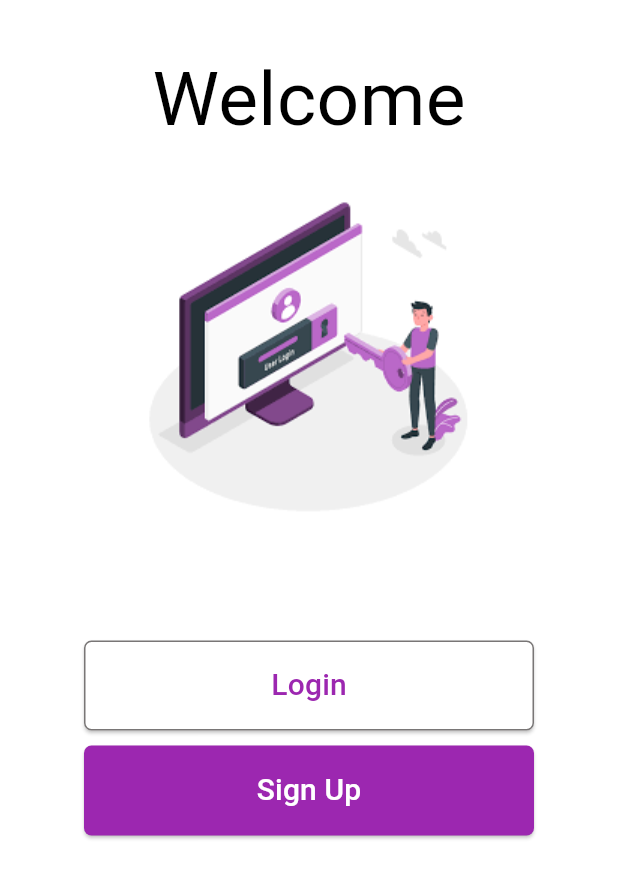
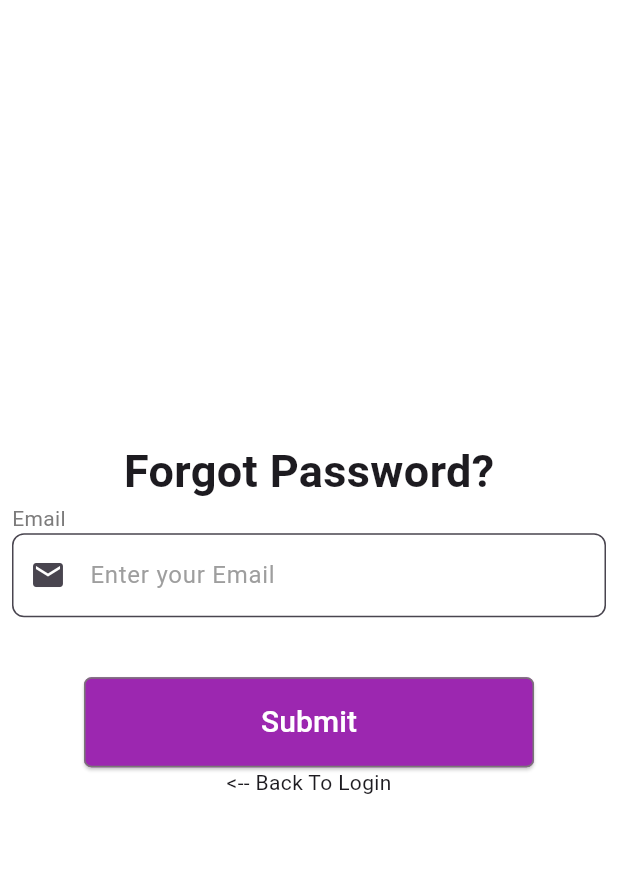
Before and after one commit to zebamymoonamp/registration_app_flutter, a Flutter app: the screen it shows after launch, on a phone screen of 412 x 824 dp. Shown: the top 878 px of the screen. Run offline on Flutter 3.47's test engine with Material 3 defaults, Android fonts, the phone set to English and light mode, and no system bars; our stand-ins replace google_fonts.

Commit message:
UI completed

```diff
--- /dev/null
+++ b/lib/forgot.dart
@@ -0,0 +1,104 @@
+import 'package:flutter/material.dart';
+import 'package:login_screens/login.dart';
+
+class Forgot extends StatefulWidget {
+  const Forgot({super.key});
+
+  @override
+  State<Forgot> createState() => _ForgotState();
+}
+
+class _ForgotState extends State<Forgot> {
+  TextEditingController emailc = TextEditingController();
+  final formkey = GlobalKey<FormState>();
+
+  @override
+  Widget build(BuildContext context) {
+    return Scaffold(
+      backgroundColor: Colors.white,
+      body: Form(key: formkey,
+        child: Padding(
+
+          padding: const EdgeInsets.all(8.0),
+          child: Column(
+            mainAxisAlignment: MainAxisAlignment.center,
+            children: [
+
+              //SizedBox(height: 20),
+              Text(
+                "Forgot Password?",
+                style: TextStyle(fontWeight: FontWeight.bold,fontSize: 30),
+              ),
+
+
+              Align(
+                alignment: Alignment.topLeft,
+                child: Text(
+                  "Email",
+                  style: TextStyle(
+                    color: const Color.fromARGB(255, 124, 123, 123),
+                  ),
+                ),
+              ),
+              TextFormField(
+                validator: (value) {
+                  if (value == null || value.isEmpty) {
+                    return "Email is Required";
+                  }
+                  if (!(value.contains("@") && value.contains("."))) {
+                    return "Enter a valid Mail ";
+                  }
+                  return null;
+                },
+                controller: emailc,
+                decoration: InputDecoration(
+                  hintText: "Enter your Email",
+                  hintStyle: TextStyle(color: Colors.grey),
+                  prefixIcon: Icon(Icons.mail),
+                  fillColor: Colors.white,
+                  filled: true,
+                  border: OutlineInputBorder(
+                    borderRadius: BorderRadius.circular(8),
+                  ),
+                ),
+              ),
+              SizedBox(height: 40),
+              SizedBox(
+                height: 60,
+                width: 300,
+                child: ElevatedButton(
+                  onPressed: () {
+                    if (formkey.currentState!.validate()) {
+                      print("save");
+                    }
+                  },
+                  child: Text("Submit", style: TextStyle(fontSize: 20)),
+                  style: ElevatedButton.styleFrom(
+                    backgroundColor: Colors.purple,
+                    foregroundColor: const Color.fromARGB(255, 255, 255, 255),
+                    shape: RoundedRectangleBorder(
+                      borderRadius: BorderRadius.circular(5),
+                      side: BorderSide(
+                        color: const Color.fromARGB(255, 121, 118, 118),
+                      ),
+                    ),
+                  ),
+                ),
+              ),
+
+              GestureDetector(
+                onTap: () {
+                  Navigator.push(
+                    context,
+                    MaterialPageRoute(builder: (context) => Login()),
+                  );
+                },
+                child: Text("<-- Back To Login"),
+              ),
+            ],
+          ),
+        ),
+      ),
+    );
+  }
+}
--- a/lib/login.dart
+++ b/lib/login.dart
@@ -23,6 +23,7 @@ final formkey = GlobalKey<FormState>();
         child: Padding(
           padding: const EdgeInsets.only(left: 20, right: 20),
           child: Center(
+            child: SingleChildScrollView(
               child: Column(
                 children: [
                   SizedBox(height: 20),
@@ -156,6 +157,7 @@ final formkey = GlobalKey<FormState>();
             ),
           ),
         ),
+      ),
     );
   }
 }
--- a/lib/main.dart
+++ b/lib/main.dart
@@ -1,4 +1,5 @@
 import 'package:flutter/material.dart';
+import 'package:login_screens/forgot.dart';
 import 'package:login_screens/login.dart';
 import 'package:login_screens/signup.dart';
 import 'package:login_screens/welcome.dart';
@@ -15,7 +16,7 @@ class MyApp extends StatelessWidget {
   Widget build(BuildContext context) {
     return MaterialApp(
       debugShowCheckedModeBanner: false,
-      home: Welcome(),
+      home: Forgot(),
     );
   }
 }
--- a/pubspec.yaml
+++ b/pubspec.yaml
@@ -35,6 +35,9 @@ dependencies:
   # Use with the CupertinoIcons class for iOS style icons.
   cupertino_icons: ^1.0.8
   google_fonts: ^8.1.0
+  firebase_auth: ^6.5.2
+  cloud_firestore: ^6.5.0
+  firebase_core: ^4.10.0
 
 dev_dependencies:
   flutter_test:
```
Also changed, not shown: lib/service.dart (added), pubspec.lock, 3 other files. Lines whose indentation alone changed are shown as unchanged.
